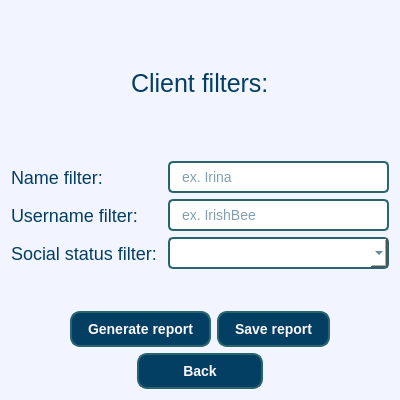
Qt form course_work/source/menu/Reports/clients_report.ui (R-Kiselev/Lab1) before a commit.
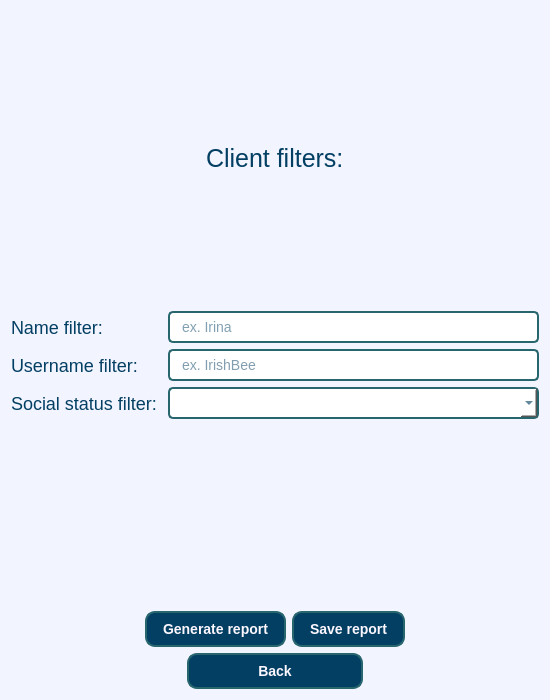
The same form after that commit.

Patch:
```diff
--- a/course_work/source/menu/Reports/clients_report.ui
+++ b/course_work/source/menu/Reports/clients_report.ui
@@ -6,8 +6,8 @@
    <rect>
     <x>0</x>
     <y>0</y>
-    <width>400</width>
-    <height>400</height>
+    <width>550</width>
+    <height>700</height>
    </rect>
   </property>
   <property name="windowTitle">
```
